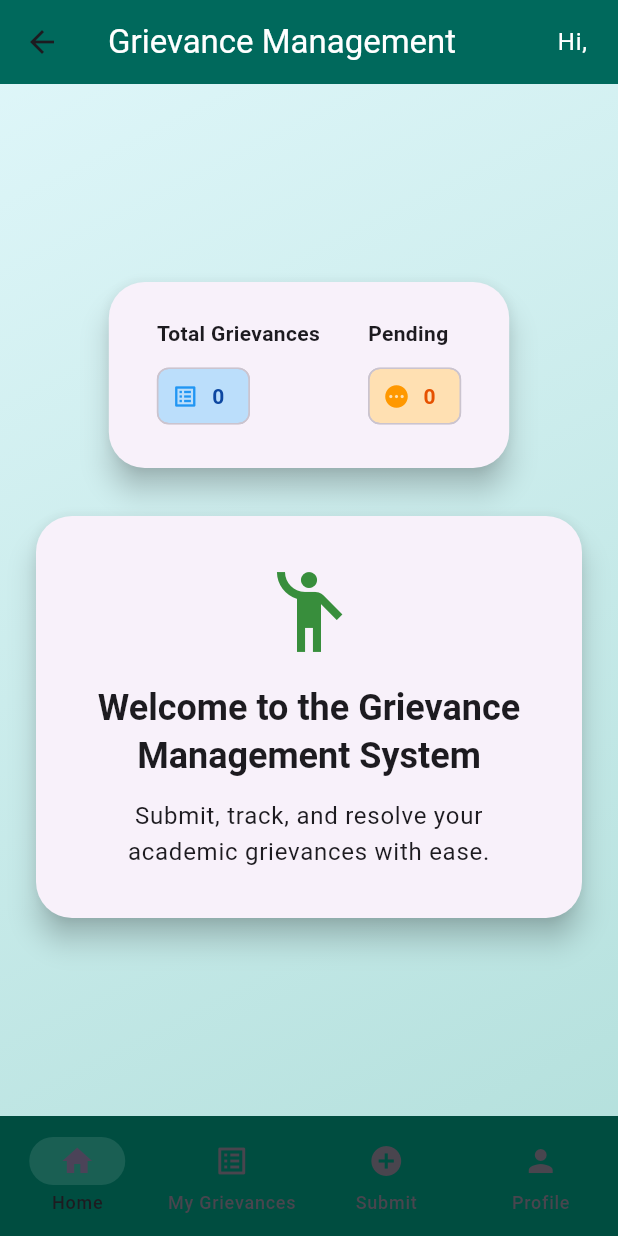
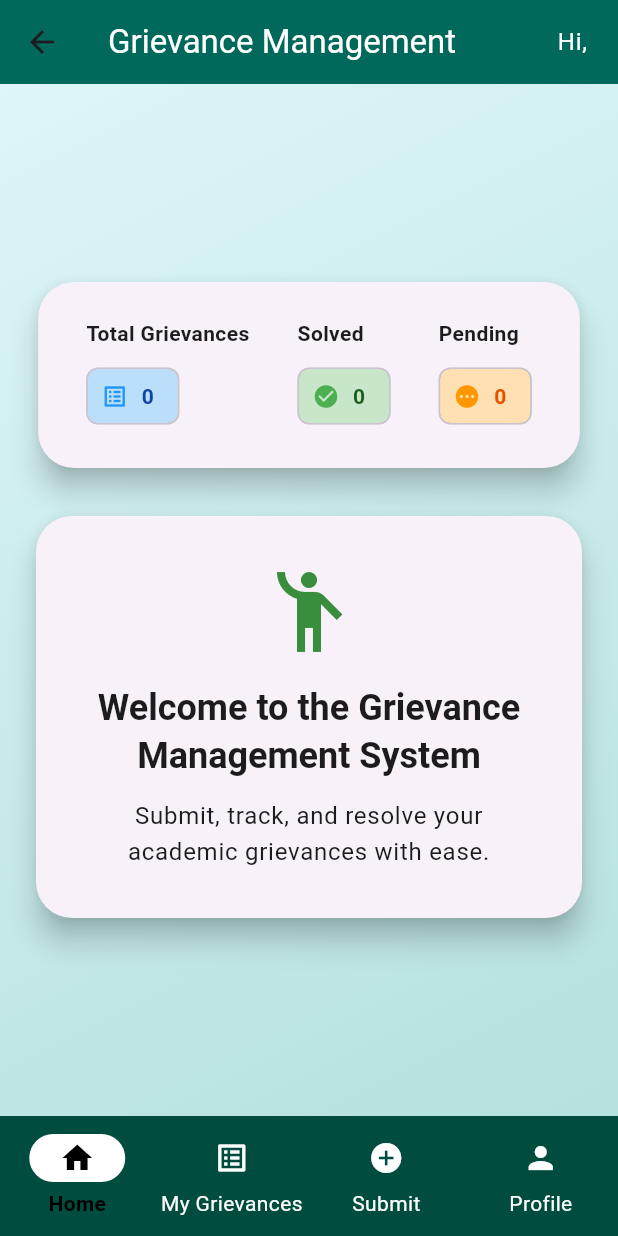
Before and after one commit to Pawan1618/grievance_management_app, a Flutter app: the HomeScreen screen opened directly, on a phone screen of 412 x 824 dp. Run offline on Flutter 3.47's test engine with Material 3 defaults, Android fonts, the phone set to English and light mode, and no system bars; our stand-ins replace cloud_firestore, firebase_auth, firebase_core, image_picker; accounts and stored records are empty.

Commit message:
impoved home screen

```diff
--- a/lib/screens/home_screen.dart
+++ b/lib/screens/home_screen.dart
@@ -52,9 +52,28 @@ class _HomeScreenState extends State<HomeScreen> {
           ],
         ),
         body: _screens[_selectedIndex],
-        bottomNavigationBar: NavigationBar(
+        bottomNavigationBar: NavigationBarTheme(
+          data: NavigationBarThemeData(
             backgroundColor: const Color(0xFF004d40),
-          indicatorColor: Colors.white.withOpacity(0.1),
+            indicatorColor: Colors.white,
+            labelTextStyle: MaterialStateProperty.resolveWith<TextStyle>(
+              (Set<MaterialState> states) {
+                if (states.contains(MaterialState.selected)) {
+                  return const TextStyle(color: Colors.black, fontWeight: FontWeight.bold);
+                }
+                return const TextStyle(color: Colors.white);
+              },
+            ),
+            iconTheme: MaterialStateProperty.resolveWith<IconThemeData>(
+              (Set<MaterialState> states) {
+                if (states.contains(MaterialState.selected)) {
+                  return const IconThemeData(color: Colors.black);
+                }
+                return const IconThemeData(color: Colors.white);
+              },
+            ),
+          ),
+          child: NavigationBar(
             selectedIndex: _selectedIndex,
             onDestinationSelected: (i) => setState(() => _selectedIndex = i),
             destinations: const [
@@ -63,6 +82,7 @@ class _HomeScreenState extends State<HomeScreen> {
               NavigationDestination(icon: Icon(Icons.add_circle), label: 'Submit'),
               NavigationDestination(icon: Icon(Icons.person), label: 'Profile'),
             ],
+          ),
         ),
       ),
     );
@@ -93,6 +113,7 @@ class _HomeContentState extends State<_HomeContent> {
     final grievances = grievanceProvider.grievances;
     final total = grievances.length;
     final pending = grievances.where((g) => g.status == 'Pending').length;
+    final solved = grievances.where((g) => g.status == 'Resolved').length;
     return Center(
       child: Column(
         mainAxisSize: MainAxisSize.min,
@@ -116,6 +137,20 @@ class _HomeContentState extends State<_HomeContent> {
                         backgroundColor: Colors.blue.shade100,
                         labelStyle: TextStyle(color: Colors.blue.shade900, fontWeight: FontWeight.bold),
                         avatar: const Icon(Icons.list_alt, color: Colors.blue),
+                      ),
+                    ],
+                  ),
+                  const SizedBox(width: 32),
+                  Column(
+                    crossAxisAlignment: CrossAxisAlignment.start,
+                    children: [
+                      const Text('Solved', style: TextStyle(fontWeight: FontWeight.bold)),
+                      const SizedBox(height: 8),
+                      Chip(
+                        label: Text('$solved'),
+                        backgroundColor: Colors.green.shade100,
+                        labelStyle: TextStyle(color: Colors.green.shade900, fontWeight: FontWeight.bold),
+                        avatar: const Icon(Icons.check_circle, color: Colors.green),
                       ),
                     ],
                   ),
```
Lines whose indentation alone changed are shown as unchanged.
